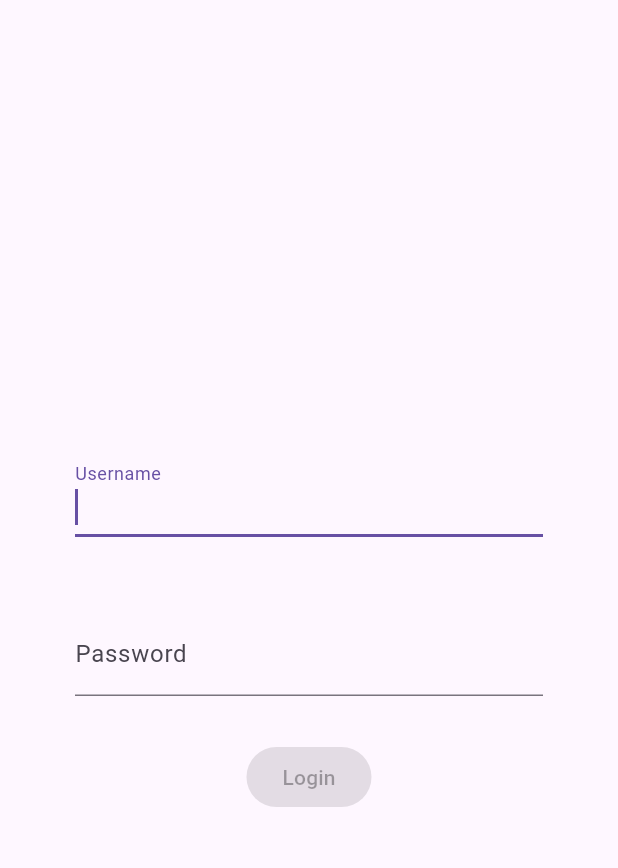
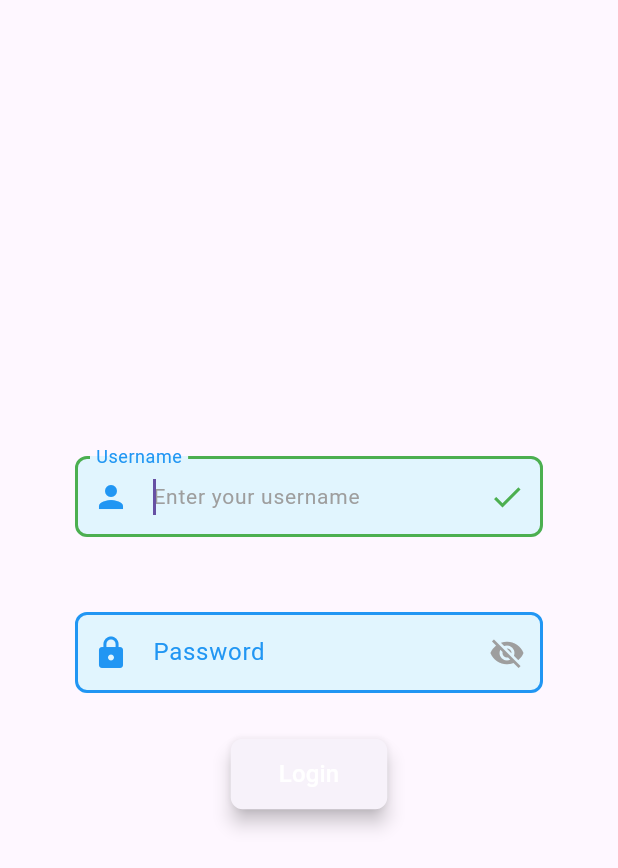
Before and after one commit to FouadEAF/school_management, a Flutter app: the screen it shows after launch, on a phone screen of 412 x 824 dp. Shown: the top 868 px of the screen. Run offline on Flutter 3.47's test engine with Material 3 defaults, Android fonts, the phone set to English and light mode, and no system bars.

Commit message:
Add login page

```diff
--- a/frontend/mobile/lib/authentication/widgets/loginContainer.dart
+++ b/frontend/mobile/lib/authentication/widgets/loginContainer.dart
@@ -15,8 +15,40 @@ class LoginContainer extends StatelessWidget {
           padding: EdgeInsets.fromLTRB(50.0, 20.0, 50.0, 20.0),
           child: TextField(
             autofocus: true,
-            decoration: const InputDecoration(
-              label: Text('Username'),
+            decoration: InputDecoration(
+              labelText: 'Username',
+              labelStyle: TextStyle(
+                color: Colors.blue, // Change the color of the label text
+                fontSize: 16.0, // Change the size of the label text
+              ),
+              hintText: 'Enter your username',
+              hintStyle: TextStyle(
+                color: Colors.grey, // Change the color of the hint text
+                fontSize: 14.0, // Change the size of the hint text
+              ),
+              enabledBorder: OutlineInputBorder(
+                borderSide: BorderSide(
+                  color: Colors.blue, // Change the color of the enabled border
+                  width: 2.0, // Change the width of the enabled border
+                ),
+                borderRadius: BorderRadius.circular(8.0), // Rounded corners
+              ),
+              focusedBorder: OutlineInputBorder(
+                borderSide: BorderSide(
+                  color: Colors.green, // Change the color of the focused border
+                  width: 2.0, // Change the width of the focused border
+                ),
+                borderRadius: BorderRadius.circular(8.0), // Rounded corners
+              ),
+              prefixIcon: Icon(Icons.person,
+                  color: Colors.blue), // Add an icon before the text
+              suffixIcon: Icon(Icons.check,
+                  color: Colors.green), // Add an icon after the text
+              filled: true, // Enable background fill
+              fillColor: Colors.lightBlue[50], // Set background fill color
+              contentPadding: EdgeInsets.symmetric(
+                  vertical: 15.0,
+                  horizontal: 10.0), // Adjust the content padding
             ),
           ),
         ),
@@ -26,15 +58,70 @@ class LoginContainer extends StatelessWidget {
         Padding(
           padding: EdgeInsets.fromLTRB(50.0, 20.0, 50.0, 20.0),
           child: TextField(
-            decoration: const InputDecoration(
-              label: Text('Password'),
+            obscureText:
+                true, // Ensures the text is obscured for password input
+            decoration: InputDecoration(
+              labelText: 'Password',
+              labelStyle: TextStyle(
+                color: Colors.blue, // Change the color of the label text
+                fontSize: 16.0, // Change the size of the label text
+              ),
+              hintText: 'Enter your password',
+              hintStyle: TextStyle(
+                color: Colors.grey, // Change the color of the hint text
+                fontSize: 14.0, // Change the size of the hint text
+              ),
+              enabledBorder: OutlineInputBorder(
+                borderSide: BorderSide(
+                  color: Colors.blue, // Change the color of the enabled border
+                  width: 2.0, // Change the width of the enabled border
+                ),
+                borderRadius: BorderRadius.circular(8.0), // Rounded corners
+              ),
+              focusedBorder: OutlineInputBorder(
+                borderSide: BorderSide(
+                  color: Colors.green, // Change the color of the focused border
+                  width: 2.0, // Change the width of the focused border
+                ),
+                borderRadius: BorderRadius.circular(8.0), // Rounded corners
+              ),
+              prefixIcon: Icon(Icons.lock,
+                  color: Colors.blue), // Add an icon before the text
+              suffixIcon: Icon(Icons.visibility_off,
+                  color: Colors.grey), // Add an icon after the text
+              filled: true, // Enable background fill
+              fillColor: Colors.lightBlue[50], // Set background fill color
+              contentPadding: EdgeInsets.symmetric(
+                  vertical: 15.0,
+                  horizontal: 10.0), // Adjust the content padding
             ),
           ),
         ),
         SizedBox(
           height: 10.0,
         ),
-        ElevatedButton(onPressed: null, child: Text('Login')),
+        ElevatedButton(
+          onPressed: () {
+            // Your login logic here
+          },
+          child: Text(
+            'Login',
+            style: TextStyle(
+              color: Colors.white, // Text color
+              fontSize: 16.0, // Font size
+            ),
+          ),
+          style: ElevatedButton.styleFrom(
+            // primary: Colors.blue, // Background color
+            // onPrimary: Colors.white, // Splash color
+            padding: EdgeInsets.symmetric(
+                horizontal: 32.0, vertical: 12.0), // Padding
+            shape: RoundedRectangleBorder(
+              borderRadius: BorderRadius.circular(8.0), // Rounded corners
+            ),
+            elevation: 5, // Elevation
+          ),
+        ),
       ],
     );
   }
--- a/frontend/mobile/lib/main.dart
+++ b/frontend/mobile/lib/main.dart
@@ -12,6 +12,7 @@ class MyApp extends StatelessWidget {
   @override
   Widget build(BuildContext context) {
     return const MaterialApp(
+      debugShowCheckedModeBanner: true,
       title: 'School management',
       // theme: ,
       home: LoginPage(),
```
